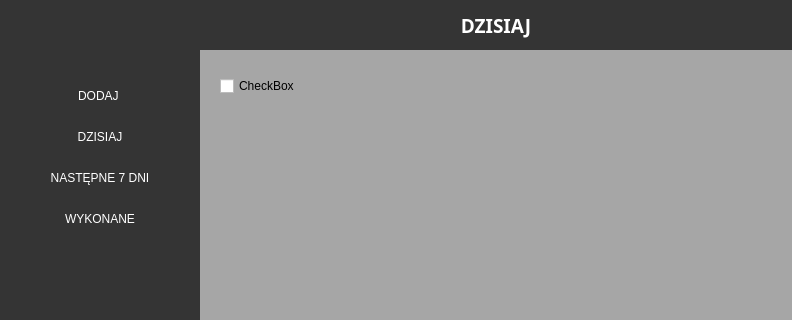
Old version of the form mainwindow.ui in the repository albixus/to_do_list_university_project; both pictures show x 0 to 792 and y 0 to 320 of the 792 by 498 pixel window.
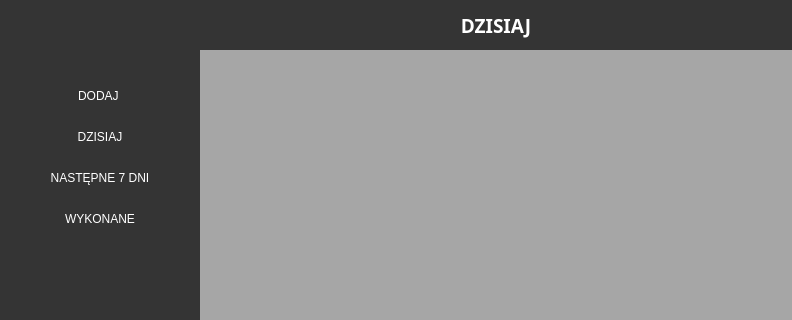
New version of the form. Icons and pictures are not drawn.

Diff of the .ui file:
```diff
--- a/mainwindow.ui
+++ b/mainwindow.ui
@@ -28,6 +28,14 @@
 	background-color:rgb(166, 166, 166);
 }
 
+QCheckBox
+{
+	color:black;
+	font-size:12px;
+	background-color:rgba(255, 7, 11, 40);
+	border-radius:5px;
+
+}
 QPushButton
 {
 	background-color:rgb(52, 52, 52);
@@ -386,13 +394,6 @@
             <property name="bottomMargin">
              <number>122</number>
             </property>
-            <item>
-             <widget class="QCheckBox" name="checkBox_2">
-              <property name="text">
-               <string>CheckBox</string>
-              </property>
-             </widget>
-            </item>
            </layout>
           </item>
           <item>
```
